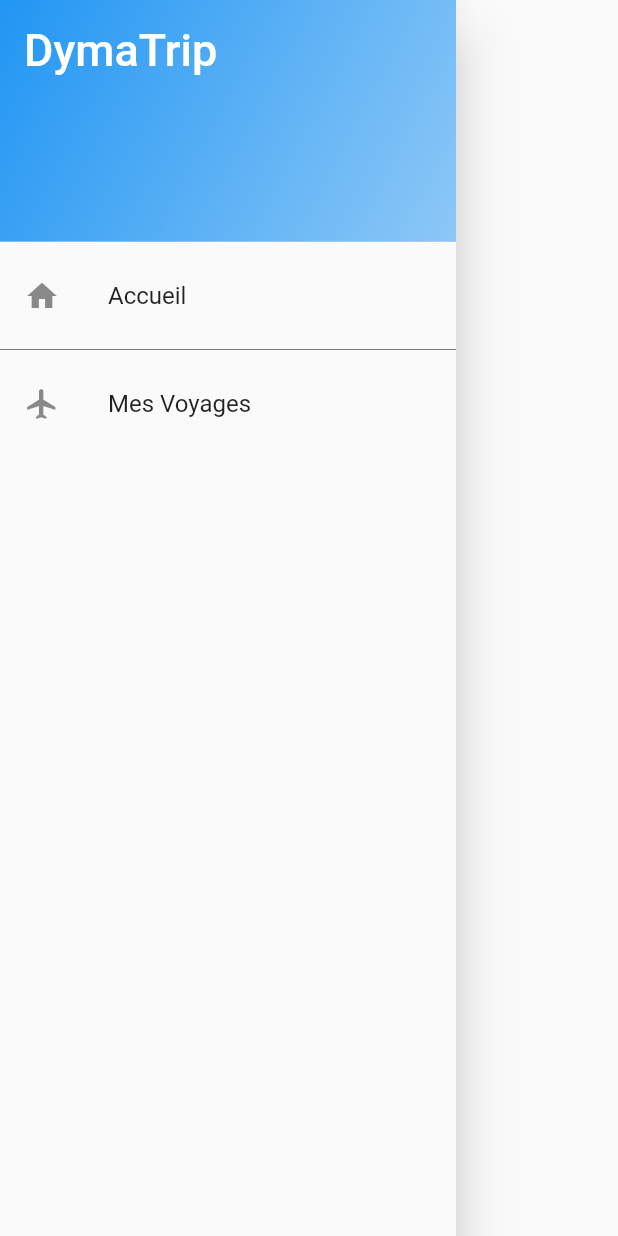
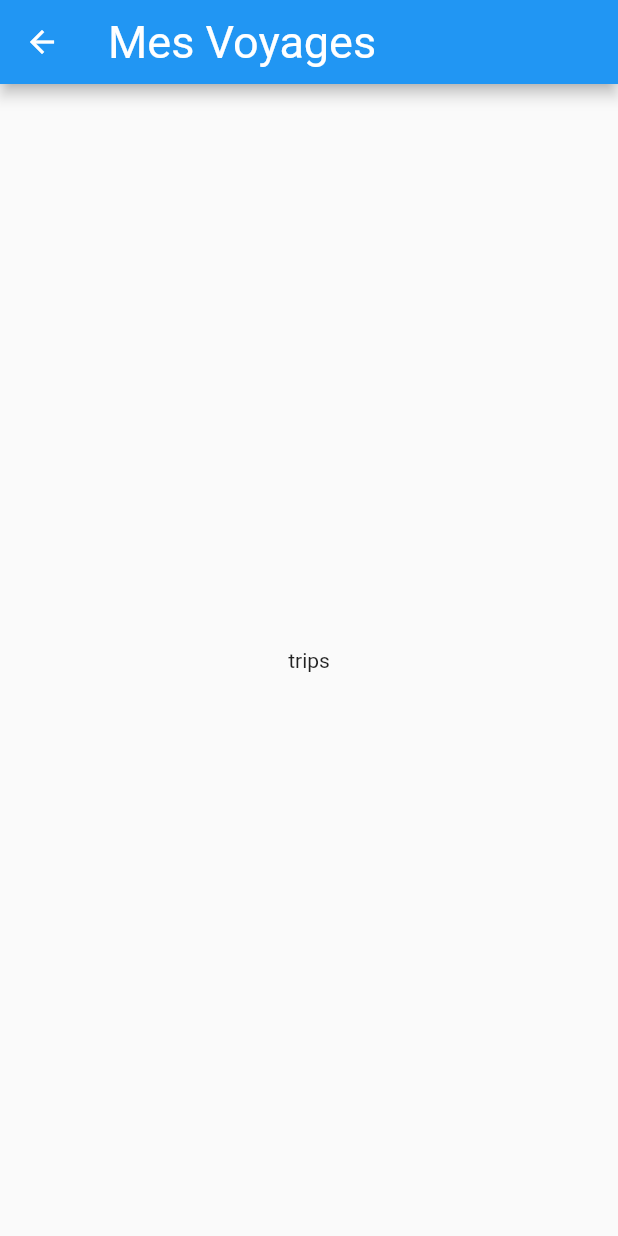
Before and after one commit to andressegeo/TripTrav, a Flutter app: the DymaDrawer widget shown alone on an empty page, opened directly, after a tap on "Mes Voyages", on a phone screen of 412 x 824 dp. Run offline on Flutter 3.47's test engine with Material 2 defaults, Android fonts, the phone set to English and light mode, and no system bars.

Commit message:
:sparkles: new page tripsView implemented 1115 #14

```diff
--- a/lib/main.dart
+++ b/lib/main.dart
@@ -1,6 +1,7 @@
 import 'package:flutter/material.dart';
-import 'package:project_dyma_end/views/404/not_found.dart';
 import 'models/city_model.dart';
+import 'views/trips/trips_view.dart';
+import 'views/404/not_found.dart';
 import 'views/home/home_view.dart';
 import 'views/city/city_view.dart';
 import 'widgets/data.dart';
@@ -47,14 +48,26 @@ class DymaTrip extends StatelessWidget {
         // "/city": (context) => Data(child: CityView()),
       },
       onGenerateRoute: (settings) {
-        print(settings);
-        if (settings.name == CityView.routeName) {
-          final City city = settings.arguments;
-          return MaterialPageRoute(
-            builder: (context) {
-              return Data(child: CityView(city: city));
-            },
-          );
+        switch (settings.name) {
+          case CityView.routeName:
+            {
+              return MaterialPageRoute(
+                builder: (context) {
+                  final City city = settings.arguments;
+                  return Data(
+                    child: CityView(city: city),
+                  );
+                },
+              );
+            }
+          case TripsView.routeName:
+            {
+              return MaterialPageRoute(
+                builder: (context) {
+                  return TripsView();
+                },
+              );
+            }
         }
       },
       onUnknownRoute: (settings) {
--- a/lib/views/home/home_view.dart
+++ b/lib/views/home/home_view.dart
@@ -1,11 +1,11 @@
 import 'package:flutter/material.dart';
-import 'package:project_dyma_end/widgets/dyma_drawer.dart';
+import '../../widgets/dyma_drawer.dart';
 import '../../widgets/ask_modal.dart';
 import '../../models/city_model.dart';
 import 'widgets/city_card.dart';
 
 class HomeView extends StatefulWidget {
-  static String routeName = "/";
+  static const String routeName = "/";
 
   @override
   _HomeState createState() => _HomeState();
--- /dev/null
+++ b/lib/views/trips/trips_view.dart
@@ -0,0 +1,22 @@
+import 'package:flutter/material.dart';
+
+class TripsView extends StatefulWidget {
+  static const String routeName = "/trips";
+  @override
+  _TripsViewState createState() => _TripsViewState();
+}
+
+class _TripsViewState extends State<TripsView> {
+  @override
+  Widget build(BuildContext context) {
+    return Scaffold(
+      appBar: AppBar(
+        title: Text("Mes Voyages"),
+      ),
+      body: Container(
+        alignment: Alignment.center,
+        child: Text("trips"),
+      ),
+    );
+  }
+}
--- a/lib/widgets/dyma_drawer.dart
+++ b/lib/widgets/dyma_drawer.dart
@@ -1,4 +1,5 @@
 import 'package:flutter/material.dart';
+import '../views/trips/trips_view.dart';
 import '../views/home/home_view.dart';
 
 class DymaDrawer extends StatelessWidget {
@@ -42,7 +43,9 @@ class DymaDrawer extends StatelessWidget {
               Icons.flight,
             ),
             title: Text("Mes Voyages"),
-            onTap: () {},
+            onTap: () {
+              Navigator.pushNamed(context, TripsView.routeName);
+            },
           )
         ],
       ),
```
Also changed, not shown: lib/views/city/city_view.dart (+5 -5 lines).
